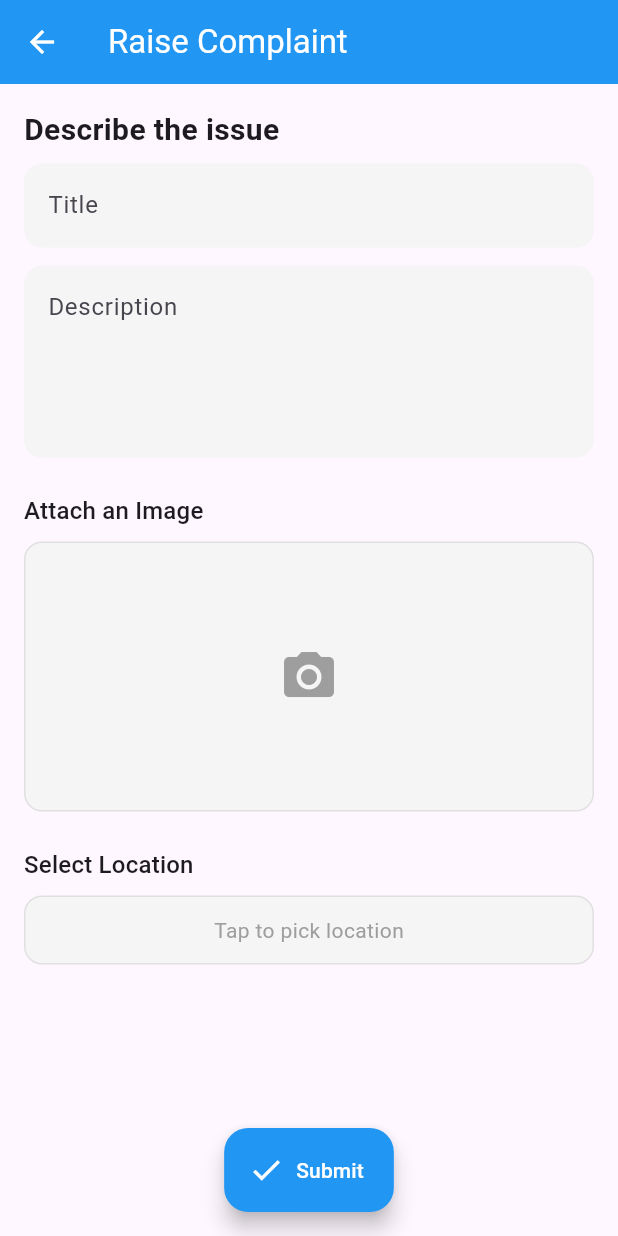
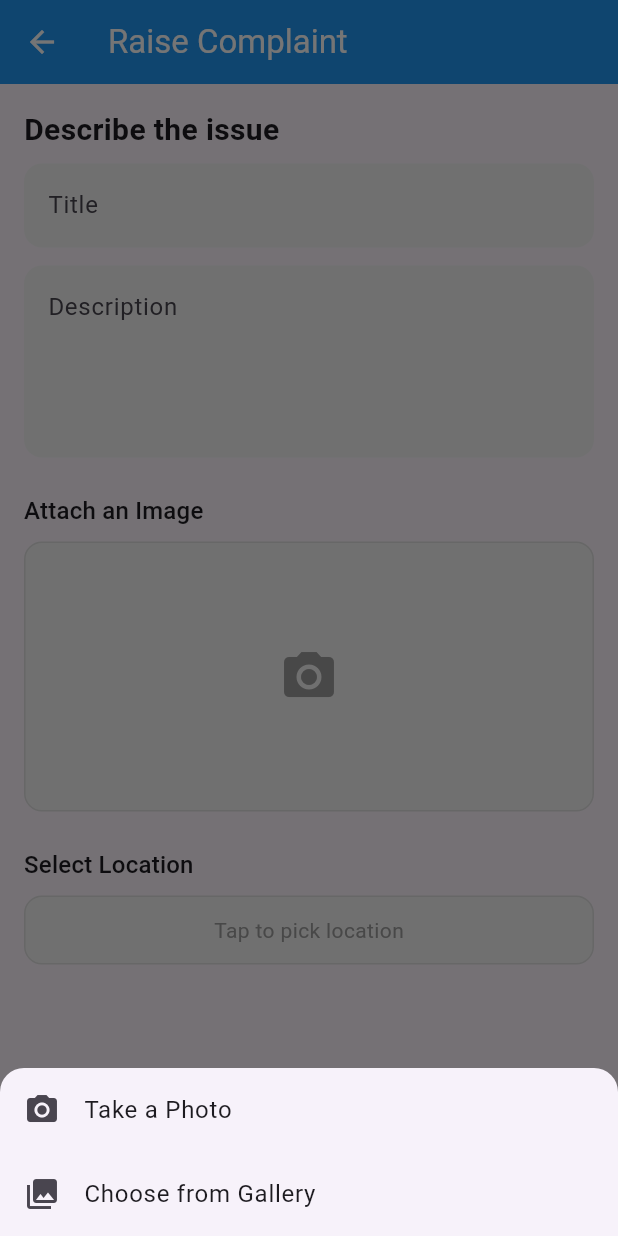
Before and after one commit to VJLIVE/FixIt, a Flutter app: the ComplaintForm screen opened directly, after a tap on the "camera alt" icon, on a phone screen of 412 x 824 dp. Run offline on Flutter 3.47's test engine with Material 3 defaults, Android fonts, the phone set to English and light mode, and no system bars; our stand-ins replace cloud_firestore, firebase_auth, firebase_core, flutter_dotenv, geocoding, geolocator and 4 more; accounts and stored records are empty.

Commit message:
Camera + gallery support for complaints

```diff
--- a/lib/screens/complaint_form.dart
+++ b/lib/screens/complaint_form.dart
@@ -27,8 +27,40 @@ class _ComplaintFormState extends State<ComplaintForm> {
 
   bool _loading = false;
 
-  Future<void> _pickImage() async {
-    final picked = await ImagePicker().pickImage(source: ImageSource.camera);
+  Future<void> _showImageSourcePicker() async {
+    showModalBottomSheet(
+      context: context,
+      shape: const RoundedRectangleBorder(
+        borderRadius: BorderRadius.vertical(top: Radius.circular(16)),
+      ),
+      builder: (_) => SafeArea(
+        child: Column(
+          mainAxisSize: MainAxisSize.min,
+          children: [
+            ListTile(
+              leading: const Icon(Icons.camera_alt),
+              title: const Text('Take a Photo'),
+              onTap: () {
+                Navigator.of(context).pop();
+                _pickImage(ImageSource.camera);
+              },
+            ),
+            ListTile(
+              leading: const Icon(Icons.photo_library),
+              title: const Text('Choose from Gallery'),
+              onTap: () {
+                Navigator.of(context).pop();
+                _pickImage(ImageSource.gallery);
+              },
+            ),
+          ],
+        ),
+      ),
+    );
+  }
+
+  Future<void> _pickImage(ImageSource source) async {
+    final picked = await ImagePicker().pickImage(source: source);
     if (picked != null) {
       setState(() => _pickedImage = File(picked.path));
     }
@@ -214,7 +246,7 @@ class _ComplaintFormState extends State<ComplaintForm> {
             ),
             const SizedBox(height: 8),
             GestureDetector(
-              onTap: _pickImage,
+              onTap: _showImageSourcePicker,
               child: Container(
                 width: double.infinity,
                 height: 180,
```
